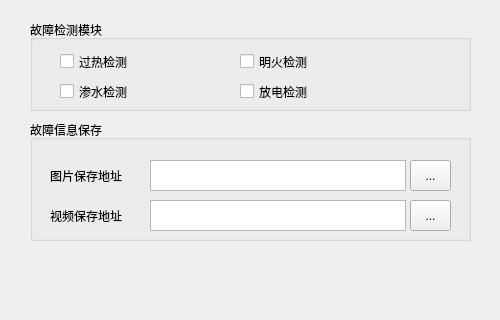
Above: scene1/s1_pz.ui from zxb852/Client before the change; both pictures show x 0 to 500 and y 430 to 750 of the 500 by 750 pixel window. Below: the same form after it.
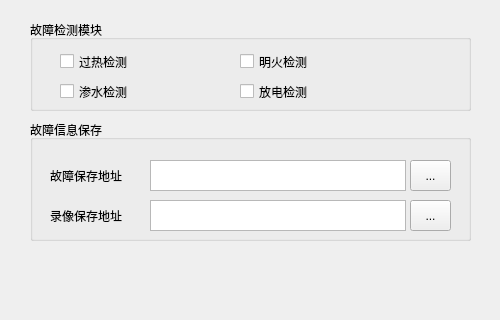
That is the form after the change.

Patch:
```diff
--- a/scene1/s1_pz.ui
+++ b/scene1/s1_pz.ui
@@ -129,7 +129,7 @@
      </rect>
     </property>
     <property name="text">
-     <string>图片保存地址</string>
+     <string>故障保存地址</string>
     </property>
    </widget>
    <widget class="QTextBrowser" name="textBrowser">
@@ -188,7 +188,7 @@
      </rect>
     </property>
     <property name="text">
-     <string>视频保存地址</string>
+     <string>录像保存地址</string>
     </property>
    </widget>
   </widget>
```
